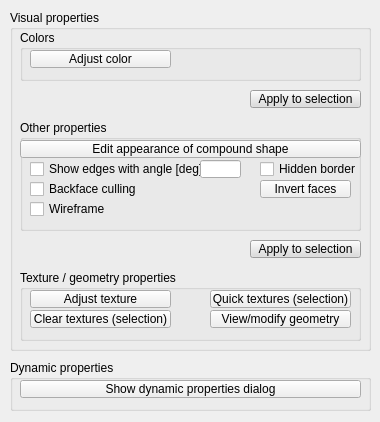
Old version of the form ui/qdlgshapes.ui in the repository CoppeliaRobotics/coppeliaSimLib.
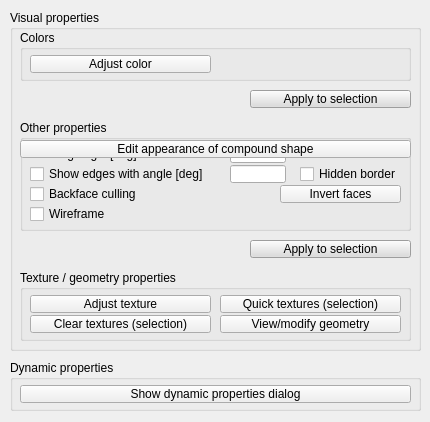
New version of the form.

Patch:
```diff
--- a/ui/qdlgshapes.ui
+++ b/ui/qdlgshapes.ui
@@ -9,7 +9,7 @@
    <rect>
     <x>0</x>
     <y>0</y>
-    <width>380</width>
+    <width>430</width>
     <height>422</height>
    </rect>
   </property>
@@ -30,7 +30,7 @@
     <rect>
      <x>10</x>
      <y>360</y>
-     <width>361</width>
+     <width>411</width>
      <height>51</height>
     </rect>
    </property>
@@ -44,8 +44,8 @@
     <property name="geometry">
      <rect>
       <x>10</x>
-      <y>20</y>
-      <width>341</width>
+      <y>25</y>
+      <width>391</width>
       <height>18</height>
      </rect>
     </property>
@@ -65,7 +65,7 @@
     <rect>
      <x>10</x>
      <y>10</y>
-     <width>361</width>
+     <width>411</width>
      <height>341</height>
     </rect>
    </property>
@@ -77,7 +77,7 @@
      <rect>
       <x>10</x>
       <y>20</y>
-      <width>341</width>
+      <width>391</width>
       <height>51</height>
      </rect>
     </property>
@@ -91,8 +91,8 @@
      <property name="geometry">
       <rect>
        <x>10</x>
-       <y>20</y>
-       <width>141</width>
+       <y>25</y>
+       <width>181</width>
        <height>18</height>
       </rect>
      </property>
@@ -109,7 +109,7 @@
      <rect>
       <x>240</x>
       <y>80</y>
-      <width>111</width>
+      <width>161</width>
       <height>18</height>
      </rect>
     </property>
@@ -251,6 +251,15 @@
          </color>
         </brush>
        </colorrole>
+       <colorrole role="PlaceholderText">
+        <brush brushstyle="NoBrush">
+         <color alpha="128">
+          <red>0</red>
+          <green>0</green>
+          <blue>0</blue>
+         </color>
+        </brush>
+       </colorrole>
       </active>
       <inactive>
        <colorrole role="WindowText">
@@ -388,6 +397,15 @@
          </color>
         </brush>
        </colorrole>
+       <colorrole role="PlaceholderText">
+        <brush brushstyle="NoBrush">
+         <color alpha="128">
+          <red>0</red>
+          <green>0</green>
+          <blue>0</blue>
+         </color>
+        </brush>
+       </colorrole>
       </inactive>
       <disabled>
        <colorrole role="WindowText">
@@ -525,6 +543,15 @@
          </color>
         </brush>
        </colorrole>
+       <colorrole role="PlaceholderText">
+        <brush brushstyle="NoBrush">
+         <color alpha="128">
+          <red>0</red>
+          <green>0</green>
+          <blue>0</blue>
+         </color>
+        </brush>
+       </colorrole>
       </disabled>
      </palette>
     </property>
@@ -540,7 +567,7 @@
      <rect>
       <x>10</x>
       <y>110</y>
-      <width>341</width>
+      <width>391</width>
       <height>111</height>
      </rect>
     </property>
@@ -554,8 +581,8 @@
      <property name="geometry">
       <rect>
        <x>10</x>
-       <y>60</y>
-       <width>151</width>
+       <y>65</y>
+       <width>181</width>
        <height>18</height>
       </rect>
      </property>
@@ -570,7 +597,7 @@
      <property name="geometry">
       <rect>
        <x>10</x>
-       <y>80</y>
+       <y>85</y>
        <width>151</width>
        <height>18</height>
       </rect>
@@ -586,8 +613,8 @@
      <property name="geometry">
       <rect>
        <x>10</x>
-       <y>40</y>
-       <width>171</width>
+       <y>45</y>
+       <width>201</width>
        <height>18</height>
       </rect>
      </property>
@@ -602,8 +629,8 @@
      <property name="geometry">
       <rect>
        <x>10</x>
-       <y>20</y>
-       <width>111</width>
+       <y>25</y>
+       <width>201</width>
        <height>18</height>
       </rect>
      </property>
@@ -614,9 +641,9 @@
     <widget class="QLineEdit" name="qqShadingAngle">
      <property name="geometry">
       <rect>
-       <x>125</x>
-       <y>20</y>
-       <width>41</width>
+       <x>210</x>
+       <y>25</y>
+       <width>56</width>
        <height>18</height>
       </rect>
      </property>
@@ -624,9 +651,9 @@
     <widget class="QToolButton" name="qqInvertFaces">
      <property name="geometry">
       <rect>
-       <x>240</x>
-       <y>60</y>
-       <width>91</width>
+       <x>260</x>
+       <y>65</y>
+       <width>121</width>
        <height>18</height>
       </rect>
      </property>
@@ -640,9 +667,9 @@
     <widget class="QLineEdit" name="qqEdgesAngle">
      <property name="geometry">
       <rect>
-       <x>180</x>
-       <y>40</y>
-       <width>41</width>
+       <x>210</x>
+       <y>45</y>
+       <width>56</width>
        <height>18</height>
       </rect>
      </property>
@@ -650,9 +677,9 @@
     <widget class="QCheckBox" name="qqHiddenBorder">
      <property name="geometry">
       <rect>
-       <x>240</x>
-       <y>40</y>
-       <width>101</width>
+       <x>280</x>
+       <y>45</y>
+       <width>111</width>
        <height>18</height>
       </rect>
      </property>
@@ -669,7 +696,7 @@
      <rect>
       <x>240</x>
       <y>230</y>
-      <width>111</width>
+      <width>161</width>
       <height>18</height>
      </rect>
     </property>
@@ -811,6 +838,15 @@
          </color>
         </brush>
        </colorrole>
+       <colorrole role="PlaceholderText">
+        <brush brushstyle="NoBrush">
+         <color alpha="128">
+          <red>0</red>
+          <green>0</green>
+          <blue>0</blue>
+         </color>
+        </brush>
+       </colorrole>
       </active>
       <inactive>
        <colorrole role="WindowText">
@@ -948,6 +984,15 @@
          </color>
         </brush>
        </colorrole>
+       <colorrole role="PlaceholderText">
+        <brush brushstyle="NoBrush">
+         <color alpha="128">
+          <red>0</red>
+          <green>0</green>
+          <blue>0</blue>
+         </color>
+        </brush>
+       </colorrole>
       </inactive>
       <disabled>
        <colorrole role="WindowText">
@@ -1085,6 +1130,15 @@
          </color>
         </brush>
        </colorrole>
+       <colorrole role="PlaceholderText">
+        <brush brushstyle="NoBrush">
+         <color alpha="128">
+          <red>0</red>
+          <green>0</green>
+          <blue>0</blue>
+         </color>
+        </brush>
+       </colorrole>
       </disabled>
      </palette>
     </property>
@@ -1100,7 +1154,7 @@
      <rect>
       <x>10</x>
       <y>260</y>
-      <width>341</width>
+      <width>391</width>
       <height>71</height>
      </rect>
     </property>
@@ -1114,8 +1168,8 @@
      <property name="geometry">
       <rect>
        <x>10</x>
-       <y>20</y>
-       <width>141</width>
+       <y>25</y>
+       <width>181</width>
        <height>18</height>
       </rect>
      </property>
@@ -1129,9 +1183,9 @@
     <widget class="QToolButton" name="qqGeometry">
      <property name="geometry">
       <rect>
-       <x>190</x>
-       <y>40</y>
-       <width>141</width>
+       <x>200</x>
+       <y>45</y>
+       <width>181</width>
        <height>18</height>
       </rect>
      </property>
@@ -1145,9 +1199,9 @@
     <widget class="QToolButton" name="qqDirtTexture">
      <property name="geometry">
       <rect>
-       <x>190</x>
-       <y>20</y>
-       <width>141</width>
+       <x>200</x>
+       <y>25</y>
+       <width>181</width>
        <height>18</height>
       </rect>
      </property>
@@ -1162,8 +1216,8 @@
      <property name="geometry">
       <rect>
        <x>10</x>
-       <y>40</y>
-       <width>141</width>
+       <y>45</y>
+       <width>181</width>
        <height>18</height>
       </rect>
      </property>
@@ -1181,7 +1235,7 @@
     <rect>
      <x>20</x>
      <y>140</y>
-     <width>341</width>
+     <width>391</width>
      <height>18</height>
     </rect>
    </property>
```
